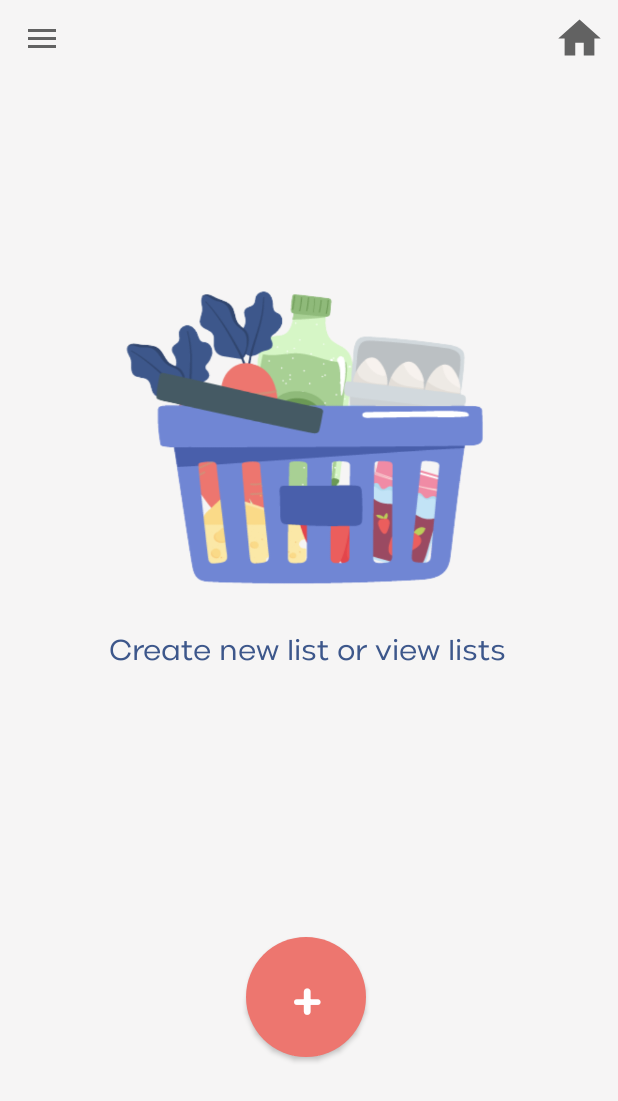
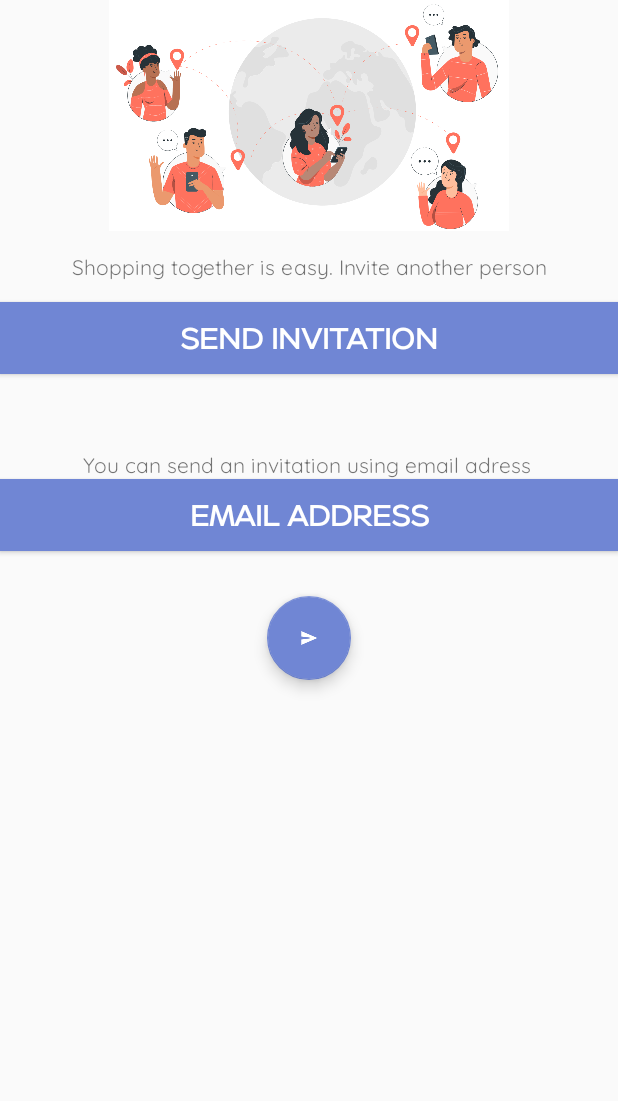
Before and after one commit to iris-g/FinalProject, an Android app: the MainActivity screen opened directly, with no data from a screen before it, in the side drawer, after a tap on "Friends", on a phone screen of 412 x 824 dp. Shown: the top 1101 px of the screen. Run offline under Robolectric (Android 15) with nearby library versions, the phone set to English and light mode, and no system bars; our stand-ins replace CircleImageView, Firebase (no records; nobody signed in at launch, a user with empty details on screens opened directly).

Commit message:
delete working, added sign out and name change :)

```diff
--- a/app/src/main/AndroidManifest.xml
+++ b/app/src/main/AndroidManifest.xml
@@ -18,6 +18,10 @@
             android:exported="true"></activity>
         <activity
             android:name=".CreateListActivity"
+            android:exported="true">
+        </activity>
+        <activity
+            android:name=".SharingListActivity"
             android:exported="true">
         </activity>
         <activity
--- a/app/src/main/java/com/example/finalproject/AppDataBase.java
+++ /dev/null
@@ -1,28 +0,0 @@
-package com.example.finalproject;
-
-
-import android.content.Context;
-
-import androidx.room.Database;
-import androidx.room.Room;
-import androidx.room.RoomDatabase;
-
-@Database(entities = {ShoppingList.class,Items.class,LoginTable.class}, version  = 7)
-public abstract class AppDataBase extends RoomDatabase {
-
-    public abstract listDao listDao();
-
-    private static AppDataBase INSTANCE;
-
-    public static AppDataBase getDbInstance(Context context) {
-
-        if(INSTANCE == null) {
-            INSTANCE = Room.databaseBuilder(context.getApplicationContext(), AppDataBase.class, "shoppingList")
-                    .allowMainThreadQueries().fallbackToDestructiveMigration()
-                    .build();
-
-        }
-
-        return INSTANCE;
-    }
-}
--- a/app/src/main/java/com/example/finalproject/DrawerBaseActivity.java
+++ b/app/src/main/java/com/example/finalproject/DrawerBaseActivity.java
@@ -3,13 +3,13 @@ package com.example.finalproject;
 import android.content.Context;
 import android.content.Intent;
 import android.content.SharedPreferences;
+import android.util.Log;
 import android.view.MenuItem;
 import android.view.View;
 import android.widget.FrameLayout;
 import android.widget.ImageButton;
 
 import androidx.annotation.NonNull;
-import androidx.appcompat.app.ActionBar;
 import androidx.appcompat.app.ActionBarDrawerToggle;
 import androidx.appcompat.app.AppCompatActivity;
 import androidx.appcompat.widget.Toolbar;
@@ -17,6 +17,7 @@ import androidx.core.view.GravityCompat;
 import androidx.drawerlayout.widget.DrawerLayout;
 
 import com.google.android.material.navigation.NavigationView;
+import com.google.firebase.auth.FirebaseAuth;
 
 import de.hdodenhof.circleimageview.CircleImageView;
 
@@ -75,6 +76,16 @@ public class DrawerBaseActivity extends AppCompatActivity implements NavigationV
                 startActivity(new Intent(this, UserSettingsActivity.class));
                 overridePendingTransition(0,0);
                 break;
+            case R.id.nav_log_out:
+                signOut();
+                Intent userLogin = new Intent(getApplicationContext(),userLoginActivity.class);
+                startActivity(userLogin);
+                break;
+            case R.id.nav_friends:
+                Intent sharingActivity = new Intent(getApplicationContext(),SharingListActivity.class);
+                startActivity(sharingActivity);
+                break;
+
 
         }
         return false;
@@ -99,4 +110,9 @@ public class DrawerBaseActivity extends AppCompatActivity implements NavigationV
             getSupportActionBar().setTitle(titleString);
         }
     }
+    private void signOut(){
+        Log.d("TAG", "signOut: signing out");
+       FirebaseAuth.getInstance().signOut();
+    }
+
 }
--- a/app/src/main/java/com/example/finalproject/MainActivity.java
+++ b/app/src/main/java/com/example/finalproject/MainActivity.java
@@ -32,44 +32,64 @@ import java.util.List;
 import java.util.Map;
 
 public class MainActivity extends DrawerBaseActivity {
+
+    //widgets
     ActivityMainBinding activityMainBinding;
-    AppDataBase db;
     ListView listView;
     TextView textView;
+    Button addBtn ;
+    ViewModel model;
+
+    //vars
     List<String> shoppingList;
-    ViewModel model;
+    HashMap<String, String> listsData;//a map to save list name as key with list id as value
+    String user_name=null;
+    ArrayList<Type> mArrayList =new ArrayList<Type>();
+
+    //firebase
     private CollectionReference userShoppingListsRef;
     private FirebaseFirestore rootRef;
-    String user_name=null;
     private FirebaseAuth.AuthStateListener authStateListener;
+    FirebaseAuth auth ;
+    FirebaseFirestore db;
     DatabaseReference ref = FirebaseDatabase.getInstance().getReference();
-    ArrayList<Type> mArrayList =new ArrayList<Type>();
     Map<String, Object> dataMap = new HashMap<>();
     ArrayAdapter<String> adapter;
-    FirebaseAuth auth = FirebaseAuth.getInstance();
+    FirebaseUser fUser;
+
+
     @Override
     protected void onCreate(Bundle savedInstanceState) {
         super.onCreate(savedInstanceState);
+
         activityMainBinding = ActivityMainBinding.inflate(getLayoutInflater());
+        setContentView(activityMainBinding.getRoot());
+        //widgets
+        textView= findViewById(R.id.textView);
+        listView = findViewById(R.id.list_view);
+        addBtn = findViewById(R.id.btn_add);
+
         final String[] s = new String[1];
         allocateActivityTitle(" ");
-      setContentView(activityMainBinding.getRoot());
-        textView= findViewById(R.id.textView);
-        listView = findViewById(R.id.list_view);
+
+
         model = new ViewModelProvider(this).get(ViewModel.class);
-        shoppingList= new ArrayList<>();
-        db  = AppDataBase.getDbInstance(this.getApplicationContext());
-        listDao listDao = db.listDao();
+        shoppingList= new ArrayList<String>();
+        listsData = new HashMap<String, String>();
+        auth = FirebaseAuth.getInstance();
+        db = FirebaseFirestore.getInstance();
         rootRef = FirebaseFirestore.getInstance();
-        String emailAdd = null;
         //get currently connected user
-        FirebaseUser fUser = auth.getCurrentUser();
+        fUser = auth.getCurrentUser();
+        //a refernce to users shopping lists
         userShoppingListsRef = rootRef.collection("shoppingLists").document(  fUser.getEmail()).collection("userShoppingLists");
         String shoppingListId = userShoppingListsRef.document().getId();
         FirebaseFirestore  dataBase = FirebaseFirestore.getInstance();
+
         //load users lists from database
-        getData( fUser.getEmail());
+        getData(fUser.getEmail());
 
+        //set adapter
         adapter=new ArrayAdapter<String>(getApplicationContext(),R.layout.listview_color_and_text, R.id.item_text, shoppingList);
         listView.setAdapter(adapter);
         listView.setOnItemClickListener(new AdapterView.OnItemClickListener() {
@@ -84,29 +104,24 @@ public class MainActivity extends DrawerBaseActivity {
             }
         });
 
+        /* on long click remove list from DB and update array adapter  */
+
         listView.setOnItemLongClickListener(new AdapterView.OnItemLongClickListener() {
             @Override
             public boolean onItemLongClick(AdapterView<?> arg0, View arg1,
                                            int pos, long id) {
                 String sList = shoppingList.get(pos);
-                ShoppingList toRemove = new ShoppingList();
-               // shoppingList.remove( lists.size()-1);
-                toRemove.name=sList;
-                db.listDao().deleteLists(toRemove);
-                adapter.notifyDataSetChanged();
+                deleteList(sList);
                 return false;
             }
 
         });
 
-
-        Button addBtn = findViewById(R.id.btn_add);
-        String finalEmailAdd = emailAdd;
+        /*  id add button pressed open the create list activity  */
         addBtn.setOnClickListener(new View.OnClickListener() {
             @Override
             public void onClick(View view) {
                     Intent ListActivity = new Intent(getApplicationContext(),CreateListActivity.class);
-                       ListActivity.putExtra("email", finalEmailAdd);
                     startActivity(ListActivity);
                     //finish();
                 }
@@ -126,10 +141,11 @@ public class MainActivity extends DrawerBaseActivity {
 //        toast.setView(layout);
 //        toast.show();
     }
+
+    /*  get all users shopping lists using his email and update adapter*/
     private void getData(String email){
-   FirebaseFirestore db = FirebaseFirestore.getInstance();
+
        db.collection("shoppingLists").document(email).collection("userShoppingLists").get().addOnCompleteListener(new OnCompleteListener <QuerySnapshot>(){
-
 
            @Override
            public void onComplete(@NonNull Task<QuerySnapshot> task) {
@@ -137,6 +153,8 @@ private void getData(String email){
                    for(QueryDocumentSnapshot doc :task.getResult())
                    {
                        dataMap=doc.getData();
+                       /*  insert into list data the lists name with lists id as value */
+                       listsData.put(String.valueOf(dataMap.get("shoppingListName")),String.valueOf(dataMap.get("shoppingListId")));
                        shoppingList.add(String.valueOf(dataMap.get("shoppingListName")));
                      Log.d("Tag","on complete"+doc.getData())  ;
                    }
@@ -154,4 +172,15 @@ private void getData(String email){
 
     }
 
+    /*remove list from DB and update adapter */
+    private void deleteList(String lName){
+        String listId =listsData.get(lName);
+        db.collection("shoppingLists").document(fUser.getEmail()).collection("userShoppingLists").document(listId).delete();
+        shoppingList.remove(lName);
+        adapter.notifyDataSetChanged();
+
+
+
     }
+
+}
--- a/app/src/main/java/com/example/finalproject/RecyclerViewAdapter.java
+++ b/app/src/main/java/com/example/finalproject/RecyclerViewAdapter.java
@@ -29,14 +29,12 @@ public class RecyclerViewAdapter extends RecyclerView.Adapter<RecyclerViewAdapte
     ArrayList<Item> shownItems;
     CollectionReference itemsRef;
     TextView items;
-    AppDataBase db;
     FirebaseFirestore rootRef;
 
     public RecyclerViewAdapter(ViewModel model, Context context) {
         this.model= new ViewModelProvider((FragmentActivity)context).get(ViewModel.class);
         this.context=context;
         shownItems = new ArrayList<Item>();
-        db  = AppDataBase.getDbInstance(context);
         //generate live data objects
         model.getSelectedRow();
         model.getItems();
--- /dev/null
+++ b/app/src/main/java/com/example/finalproject/SharingListActivity.java
@@ -0,0 +1,84 @@
+package com.example.finalproject;
+
+import android.app.AlertDialog;
+import android.graphics.Color;
+import android.os.Bundle;
+import android.text.InputType;
+import android.view.View;
+import android.widget.Button;
+import android.widget.EditText;
+
+import androidx.appcompat.app.AppCompatActivity;
+
+import com.google.firebase.auth.FirebaseAuth;
+import com.google.firebase.auth.FirebaseUser;
+import com.google.firebase.firestore.FirebaseFirestore;
+
+import java.util.HashMap;
+import java.util.Map;
+
+public class SharingListActivity extends AppCompatActivity {
+    Button emailBtn ;
+    FirebaseFirestore rootRef;
+    private String userEmail;
+    FirebaseAuth auth;
+    FirebaseUser fUser;
+    ShoppingListModel shoppingList;
+    String shoppingListId;
+    @Override
+    protected void onCreate(Bundle savedInstanceState) {
+        super.onCreate(savedInstanceState);
+        setContentView(R.layout.sharing_layout);
+        emailBtn = findViewById(R.id.email_btn);
+        rootRef =FirebaseFirestore.getInstance();
+        auth = FirebaseAuth.getInstance();
+        fUser=auth.getCurrentUser();
+        userEmail= fUser.getEmail();
+        shoppingList = new ShoppingListModel("cdjnrhyi5","me","wow");
+         shoppingListId = "vzSXYlsH2jnC5ncoTnpS";
+        emailBtn.setOnClickListener(new View.OnClickListener() {
+            @Override
+            public void onClick(View view) {
+                shareShoppingList();
+
+            }
+
+        });
+    }
+
+    private void shareShoppingList() {
+        AlertDialog.Builder builder = new AlertDialog.Builder(SharingListActivity.this);
+        builder.setTitle("Share Shopping List");
+        builder.setMessage("Please insert your friend's email");
+
+        EditText editText = new EditText(SharingListActivity.this);
+        editText.setInputType(InputType.TYPE_CLASS_TEXT | InputType.TYPE_TEXT_VARIATION_EMAIL_ADDRESS);
+        editText.setHint("Type an email address");
+        editText.setHintTextColor(Color.GRAY);
+        builder.setView(editText);
+
+        builder.setPositiveButton("Add", (dialogInterface, i) -> {
+            String friendEmail = editText.getText().toString().trim();
+            rootRef.collection("shoppingLists").document(friendEmail)
+                    .collection("userShoppingLists").document(shoppingListId)
+                    .set(shoppingList).addOnSuccessListener(aVoid -> {
+                        Map<String, Object> users = new HashMap<>();
+                        Map<String, Object> map = new HashMap<>();
+                        map.put(userEmail, true);
+                        map.put(friendEmail, true);
+                        users.put("users", map);
+                        rootRef.collection("shoppingLists").document(userEmail)
+                                .collection("userShoppingLists").document(shoppingListId)
+                                .update(users);
+                        rootRef.collection("shoppingLists").document(friendEmail)
+                                .collection("userShoppingLists").document(shoppingListId)
+                                .update(users);
+                    });
+        });
+
+        builder.setNegativeButton("Cancel", (dialogInterface, i) -> dialogInterface.dismiss());
+
+        AlertDialog alertDialog = builder.create();
+        alertDialog.show();
+    }
+}
--- a/app/src/main/java/com/example/finalproject/UserSignUp.java
+++ b/app/src/main/java/com/example/finalproject/UserSignUp.java
@@ -28,7 +28,6 @@ public class UserSignUp extends AppCompatActivity {
     EditText name;
     EditText email;
     EditText password;
-    AppDataBase db;
     Button signUp ;
     private LoginTable userData;
 
@@ -41,7 +40,7 @@ public class UserSignUp extends AppCompatActivity {
         email= findViewById(R.id.txtEmailAddress);
         password=findViewById(R.id.txtPassword);
         signUp=findViewById(R.id.signUp);
-        db  = AppDataBase.getDbInstance(this.getApplicationContext());
+
         DatabaseReference ref = FirebaseDatabase.getInstance().getReference();
       //  FirebaseDatabase ref = FirebaseDatabase.getInstance();
         signUp.setOnClickListener(new View.OnClickListener() {
--- a/app/src/main/java/com/example/finalproject/listDao.java
+++ /dev/null
@@ -1,58 +0,0 @@
-package com.example.finalproject;
-
-import androidx.room.Dao;
-import androidx.room.Delete;
-import androidx.room.Insert;
-import androidx.room.Query;
-import androidx.room.Update;
-
-import java.util.List;
-
-@Dao
-public interface listDao {
-
-
-
-    @Query("Select * from shoppingList where uid= :userId")
-    List<ShoppingList> getAllLists(int userId);
-
-    @Insert
-    void insertLists(ShoppingList items);
-
-    @Query("Select * from Items where listName = :list_Name")
-    List<Items> getAllItemsList(String list_Name);
-
-    @Query("Select * from Items where itemName = :item_name")
-    Items getItem(String item_name );
-
-
-    @Delete
-    void deleteLists(ShoppingList items);
-
-
-    @Insert
-    void insertItems(Items items);
-
-    @Update
-    void updateItems(Items items);
-
-    @Delete
-    void deleteItem(Items items);
-
-
-    ///for user login
-    @Insert
-    void insertDetails(LoginTable data);
-
-    @Query("select * from LoginDetails")
-    List<LoginTable> getDetails();
-
-    @Query("delete from LoginDetails")
-    void deleteAllData();
-
-    @Query("SELECT * FROM LoginDetails WHERE Email=:email AND Password=:password")
-     LoginTable getUserDetails(String email, String password);
-
-    @Query("SELECT * FROM LoginDetails WHERE Email=:email ")
-    LoginTable getUserByEmail(String email);
-}
--- a/app/src/main/res/layout/bottom_edit_user_name_layout.xml
+++ b/app/src/main/res/layout/bottom_edit_user_name_layout.xml
@@ -38,8 +38,7 @@
             android:focusableInTouchMode="false"
             android:focusedByDefault="false"
             android:fontFamily="@font/quicksand_light"
-            android:inputType="textPersonName"
-            android:text="The name from DB" />
+            android:inputType="textPersonName" />
     </LinearLayout>
 
     <LinearLayout
--- /dev/null
+++ b/app/src/main/res/layout/sharing_layout.xml
@@ -0,0 +1,68 @@
+<?xml version="1.0" encoding="utf-8"?>
+<androidx.constraintlayout.widget.ConstraintLayout xmlns:android="http://schemas.android.com/apk/res/android"
+    xmlns:app="http://schemas.android.com/apk/res-auto"
+    android:layout_width="match_parent"
+    android:layout_height="match_parent">
+
+    <LinearLayout
+        android:layout_width="match_parent"
+        android:layout_height="match_parent"
+        android:orientation="vertical">
+
+        <ImageView
+            android:id="@+id/imageView5"
+            android:layout_width="match_parent"
+            android:layout_height="154dp"
+            app:srcCompat="@drawable/connection" />
+
+        <TextView
+            android:id="@+id/textView4"
+            android:layout_width="match_parent"
+            android:layout_height="47dp"
+            android:gravity="center"
+            android:fontFamily="@font/quicksand_regular"
+            android:text="Shopping together is easy. Invite another person" />
+
+        <Button
+            android:id="@+id/button"
+            android:layout_width="match_parent"
+            android:layout_height="wrap_content"
+            android:background="#7086D4"
+            android:fontFamily="@font/canava_grotesk_regular"
+            android:textColor="#FFFFFF"
+            android:textSize="20sp"
+            android:textStyle="bold"
+            android:text="send invitation" />
+
+        <TextView
+            android:id="@+id/textView5"
+            android:layout_width="match_parent"
+            android:layout_height="wrap_content"
+            android:layout_marginTop="50dp"
+            android:fontFamily="@font/quicksand_regular"
+            android:gravity="center"
+            android:text="You can send an invitation using email adress " />
+
+        <Button
+            android:id="@+id/email_btn"
+            android:layout_width="match_parent"
+            android:layout_height="wrap_content"
+            android:background="#7086D4"
+            android:fontFamily="@font/canava_grotesk_regular"
+            android:textColor="#FFFFFF"
+            android:textSize="20sp"
+            android:textStyle="bold"
+            android:text="email address" />
+
+        <com.google.android.material.floatingactionbutton.FloatingActionButton
+            android:id="@+id/floatingActionButton"
+            android:layout_width="match_parent"
+            android:layout_height="wrap_content"
+            android:layout_gravity="center_horizontal"
+            android:layout_marginTop="30dp"
+            android:clickable="true"
+            app:backgroundTint="#7086D4"
+            app:srcCompat="@drawable/ic_send_foreground" />
+
+    </LinearLayout>
+</androidx.constraintlayout.widget.ConstraintLayout>
--- a/app/src/main/res/layout/sign_up.xml
+++ b/app/src/main/res/layout/sign_up.xml
@@ -54,7 +54,7 @@
       android:layout_height="54dp"
       android:ems="10"
       android:hint="Name"
-      android:inputType="textPassword"
+      android:inputType="textPersonName"
       app:layout_constraintBottom_toTopOf="@+id/txtEmailAddress"
       app:layout_constraintEnd_toEndOf="parent"
       app:layout_constraintStart_toStartOf="parent"
```
Also changed, not shown: app/src/main/java/com/example/finalproject/CreateListActivity.java (+22 -12 lines), app/src/main/java/com/example/finalproject/EditListActivity.java (+9 -16 lines), app/src/main/java/com/example/finalproject/Items.java (deleted, +0 -26 lines), app/src/main/java/com/example/finalproject/ShoppingList.java (deleted, +0 -29 lines), app/src/main/java/com/example/finalproject/UserSettingsActivity.java (+22 -1 lines), app/src/main/java/com/example/finalproject/userLoginActivity.java (+47 -28 lines). Lines whose indentation alone changed are shown as unchanged.
